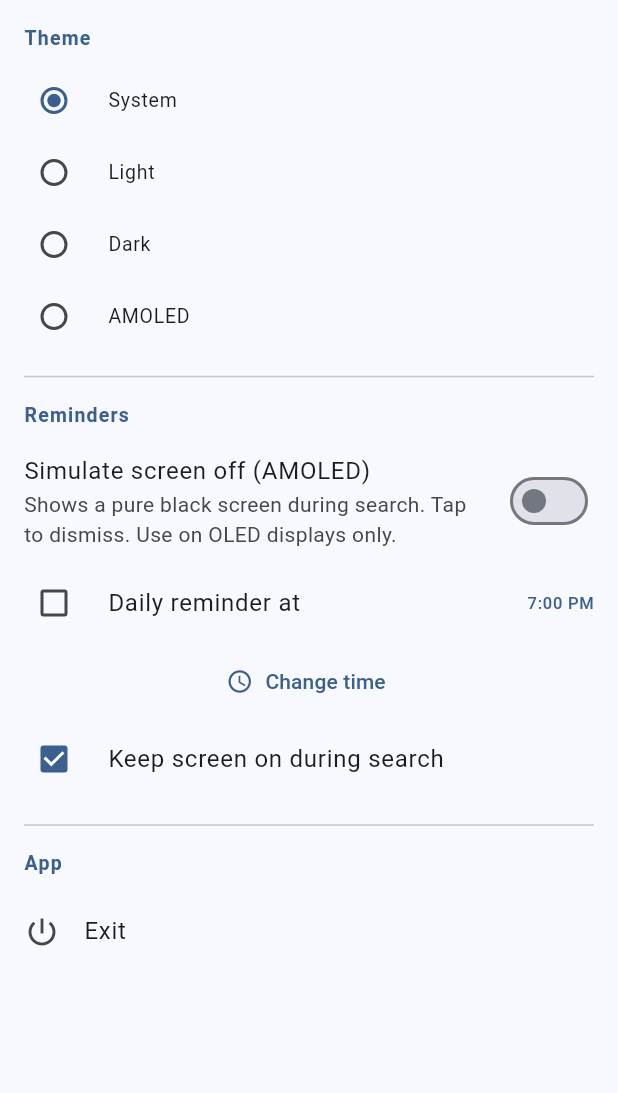
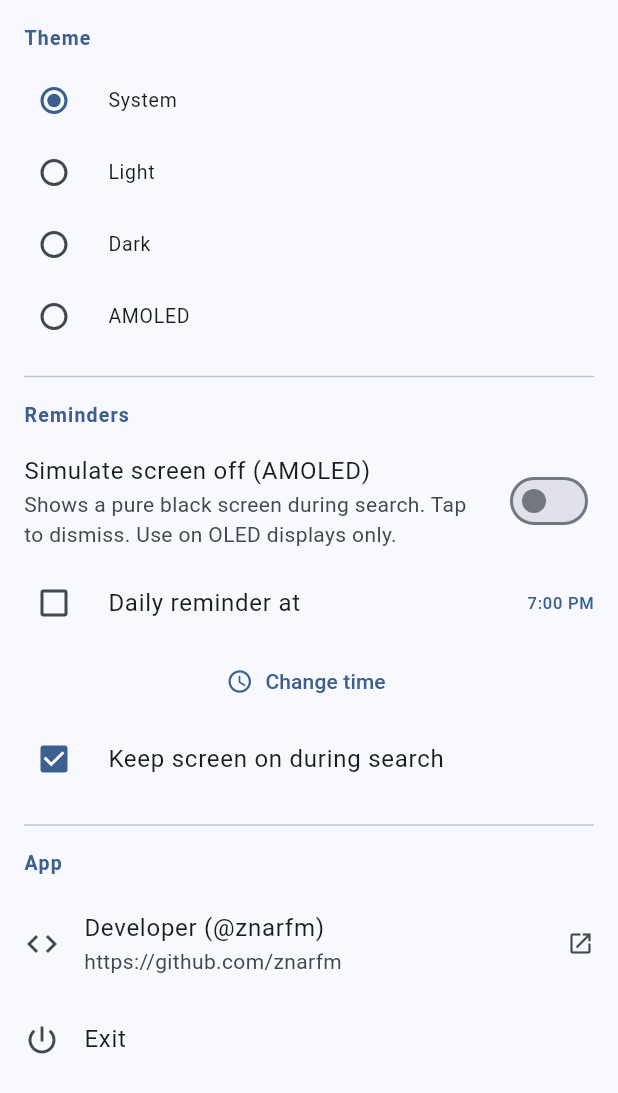
Before and after one commit to znarfm/microsoft-rewards-app, a Flutter app: the ConfigScreen widget shown alone on an empty page, opened directly, on a phone screen of 412 x 824 dp. Shown: the top 1093 px of the screen. Run offline on Flutter 3.47's test engine with Material 3 defaults, Android fonts, the phone set to English and light mode, and no system bars; drawn by our look-alikes of dynamic_color; our stand-ins replace animated_text_kit, bloc, equatable, flutter_bloc, flutter_local_notifications, flutter_timezone and 4 more; missing offline and left inert: flutter_inappwebview, word_generator; accounts and stored records are empty.

Commit message:
feat: add developer info section with GitHub link in config screen

```diff
--- a/lib/features/search/presentation/pages/config_screen.dart
+++ b/lib/features/search/presentation/pages/config_screen.dart
@@ -1,5 +1,6 @@
 import 'package:flutter/material.dart';
 import 'package:flutter/services.dart';
+import 'package:flutter_inappwebview/flutter_inappwebview.dart';
 import 'package:shared_preferences/shared_preferences.dart';
 
 import '../../../../core/constants/strings.dart';
@@ -140,6 +141,16 @@ children: [
             const Divider(height: 32),
             _sectionTitle(Strings.appLabel),
             ListTile(
+              leading: const Icon(Icons.code),
+              title: const Text('Developer (@znarfm)'),
+              subtitle: const Text('https://github.com/znarfm'),
+              trailing: const Icon(Icons.open_in_new, size: 18),
+              onTap: () => InAppBrowser.openWithSystemBrowser(
+                url: WebUri('https://github.com/znarfm'),
+              ),
+              contentPadding: EdgeInsets.zero,
+            ),
+            ListTile(
               leading: const Icon(Icons.power_settings_new),
               title: const Text(Strings.exitApp),
               onTap: () => SystemNavigator.pop(),
```
Also changed, not shown: lib/features/search/presentation/pages/search_screen.dart (+10 -57 lines).
